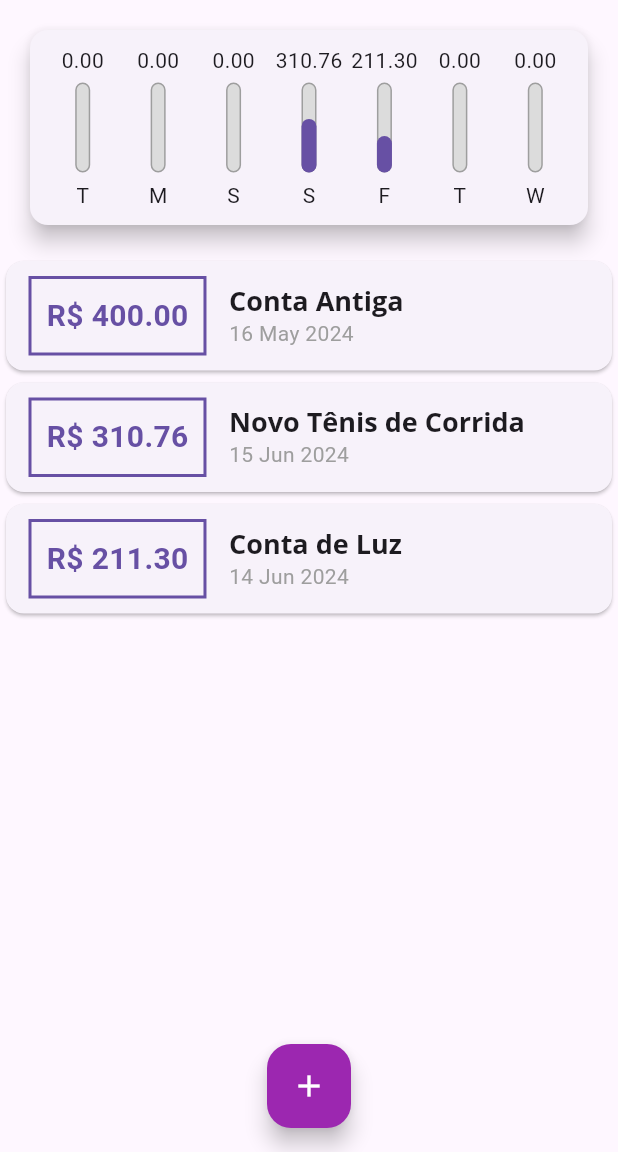
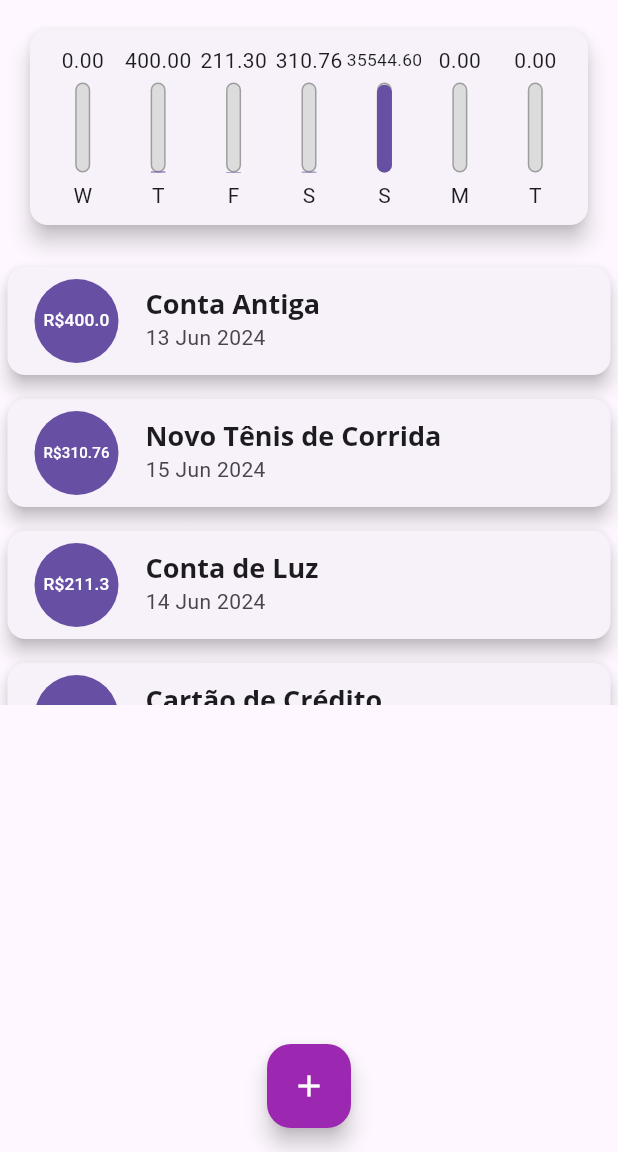
Before and after one commit to Gabriel02ps/flutter-expenses, a Flutter app: the screen it shows after launch, on a phone screen of 412 x 824 dp, the part 84-1236 px from its top. Run offline on Flutter 3.47's test engine with Material 3 defaults, Android fonts, the phone set to English and light mode, and no system bars.

Commit message:
list tile e chart widget melhorias

```diff
--- a/lib/components/chart.dart
+++ b/lib/components/chart.dart
@@ -30,7 +30,7 @@ class Chart extends StatelessWidget {
         'day': DateFormat.E().format(weekDay)[0],
         'value': totalSum,
       };
-    });
+    }).reversed.toList();
   }
 
   double get _weekTotalValue {
--- a/lib/components/chart_bar.dart
+++ b/lib/components/chart_bar.dart
@@ -1,6 +1,4 @@
-import 'package:flutter/cupertino.dart';
 import 'package:flutter/material.dart';
-import 'package:flutter/widgets.dart';
 
 class ChartBar extends StatelessWidget {
   final String? label;
@@ -14,7 +12,9 @@ class ChartBar extends StatelessWidget {
   Widget build(BuildContext context) {
     return Column(
       children: <Widget>[
-        FittedBox(child: Text(value!.toStringAsFixed(2))),
+        SizedBox(
+            height: 20,
+            child: FittedBox(child: Text(value!.toStringAsFixed(2)))),
         const SizedBox(
           height: 5,
         ),
--- a/lib/components/transaction_list.dart
+++ b/lib/components/transaction_list.dart
@@ -26,49 +26,29 @@ class TransactionList extends StatelessWidget {
                 itemBuilder: (ctx, index) {
                   final tr = transactions[index];
                   return Card(
-                    child: Row(
-                      children: [
-                        Container(
+                    elevation: 5,
                     margin: const EdgeInsets.symmetric(
-                            horizontal: 15,
-                            vertical: 10,
+                      vertical: 8,
+                      horizontal: 5,
                     ),
-                          decoration: BoxDecoration(
-                            border: Border.all(
-                              color: Theme.of(context).primaryColor,
-                              width: 2,
+                    child: ListTile(
+                      leading: CircleAvatar(
+                        radius: 30,
+                        backgroundColor: Theme.of(context).colorScheme.primary,
+                        child: Padding(
+                          padding: const EdgeInsets.all(8.0),
+                          child: FittedBox(
+                              child: Text(
+                            'R\$${tr.value}',
+                            style: const TextStyle(color: Colors.white),
+                          )),
                         ),
                       ),
-                          padding: const EdgeInsets.all(10),
-                          child: Text(
-                            'R\$ ${tr.value.toStringAsFixed(2)}',
-                            style: TextStyle(
-                              fontWeight: FontWeight.bold,
-                              fontSize: 20,
-                              color: Theme.of(context).primaryColor,
-                            ),
-                          ),
-                        ),
-                        Column(
-                          crossAxisAlignment: CrossAxisAlignment.start,
-                          children: [
-                            Text(
+                      title: Text(
                         tr.title,
                         style: Theme.of(context).textTheme.titleLarge,
-                              // style: const TextStyle(
-                              //   fontSize: 16,
-                              //   fontWeight: FontWeight.bold,
-                              // ),
                       ),
-                            Text(
-                              DateFormat('d MMM y').format(tr.date),
-                              style: const TextStyle(
-                                color: Colors.grey,
-                              ),
-                            ),
-                          ],
-                        ),
-                      ],
+                      subtitle: Text(DateFormat('d MMM y').format(tr.date)),
                     ),
                   );
                 }));
--- a/lib/main.dart
+++ b/lib/main.dart
@@ -50,7 +50,7 @@ class _MyHomePageState extends State<MyHomePage> {
       id: 't0',
       title: 'Conta Antiga',
       value: 400.00,
-      date: DateTime.now().subtract(const Duration(days: 33)),
+      date: DateTime.now().subtract(const Duration(days: 5)),
     ),
     Transaction(
       id: 't1',
@@ -63,6 +63,18 @@ class _MyHomePageState extends State<MyHomePage> {
       title: 'Conta de Luz',
       value: 211.30,
       date: DateTime.now().subtract(const Duration(days: 4)),
+    ),
+    Transaction(
+      id: 't3',
+      title: 'Cartão de Crédito',
+      value: 2211.30,
+      date: DateTime.now().subtract(const Duration(days: 2)),
+    ),
+    Transaction(
+      id: 't4',
+      title: 'Carro',
+      value: 33333.30,
+      date: DateTime.now().subtract(const Duration(days: 2)),
     ),
   ];
 
```
Lines whose indentation alone changed are shown as unchanged.
